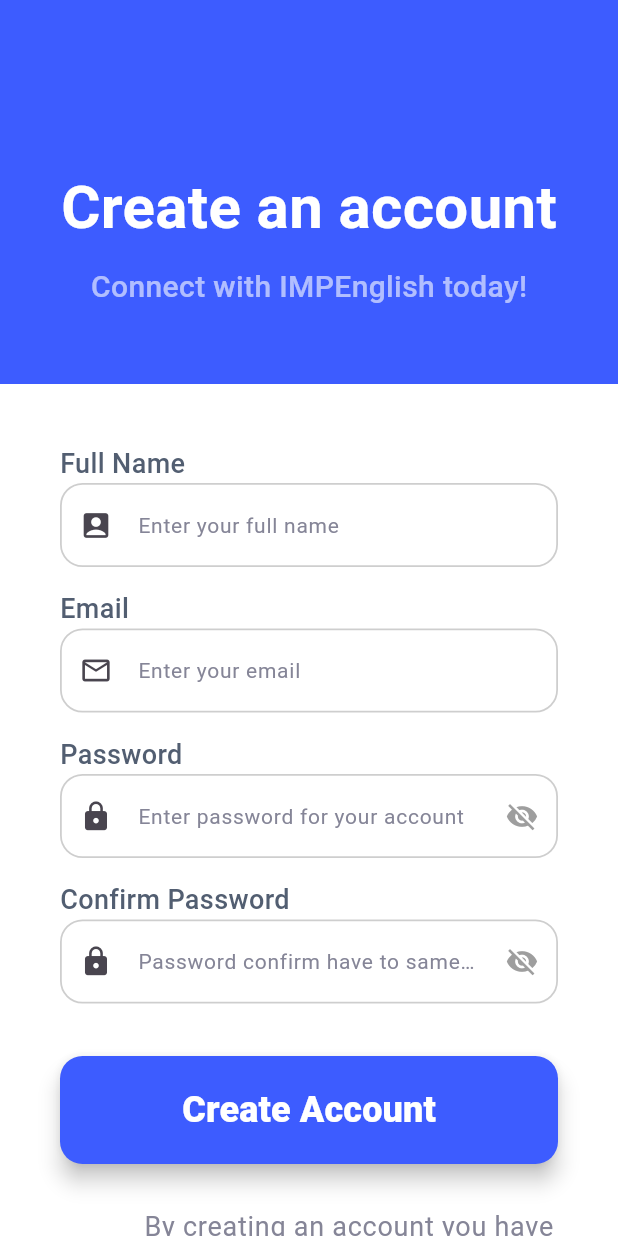
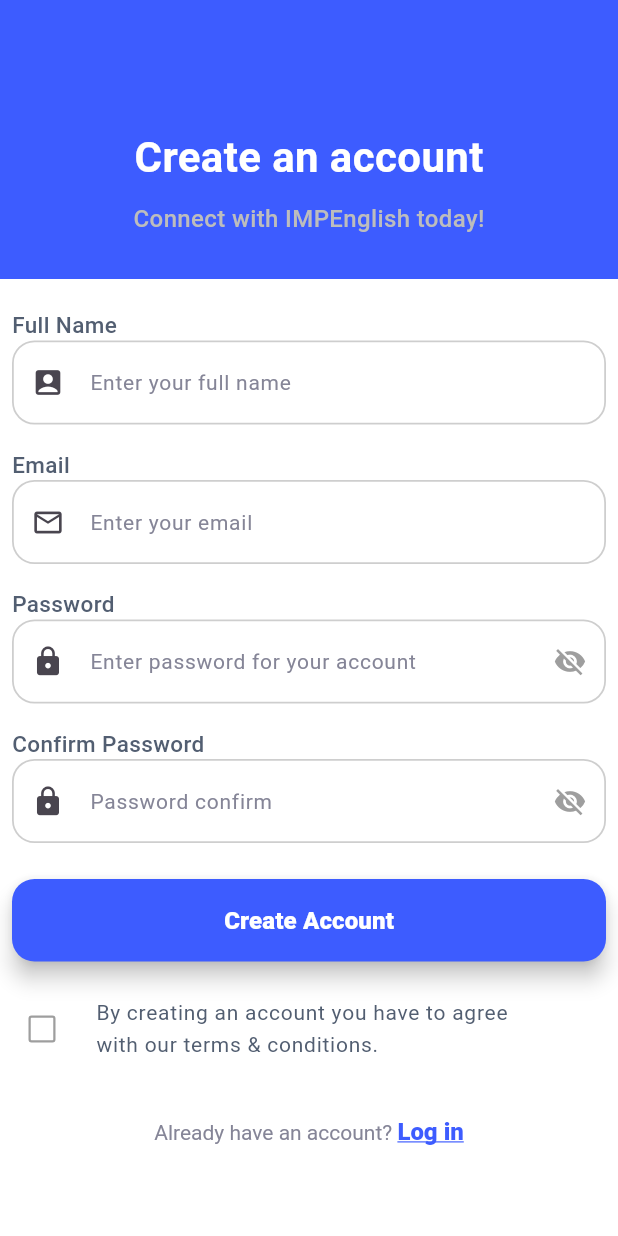
Before and after one commit to ngothanhtien/IMPENGLISH-APP-CLIENT, a Flutter app: the RegisterScreen screen opened by its route, on a phone screen of 412 x 824 dp. Run offline on Flutter 3.47's test engine with Material 3 defaults, Android fonts, the phone set to English and light mode, and no system bars; our stand-ins replace audioplayers, circular_countdown_timer, convex_bottom_bar, fl_chart, flutter_dotenv, flutter_secure_storage and 9 more; missing offline and left inert: record; accounts and stored records are empty.

Commit message:
fix: fix ui register and verify-otp

```diff
--- a/lib/component/topsnackbar/showTopSnackBar.dart
+++ b/lib/component/topsnackbar/showTopSnackBar.dart
@@ -30,7 +30,7 @@ class AppSnackBar {
                   message,
                   style: const TextStyle(
                     color: Colors.white,
-                    fontSize: 18,
+                    fontSize: 14,
                     fontWeight: FontWeight.w600,
                   ),
                   maxLines: 3,
--- a/lib/presentation/screens/login/login_screen.dart
+++ b/lib/presentation/screens/login/login_screen.dart
@@ -185,7 +185,7 @@ class _LoginScreen extends State<LoginScreen> {
                                       fontWeight: FontWeight.w800
                                     ),
                                   recognizer: TapGestureRecognizer()
-                                    ..onTap = () => context.go('/register')
+                                    ..onTap = () => context.push('/register')
                                 )
                               ]
                           )
--- a/lib/presentation/screens/register/register_screen.dart
+++ b/lib/presentation/screens/register/register_screen.dart
@@ -95,41 +95,39 @@ class _RegisterScreen extends State<RegisterScreen> {
                 child: Column(
                     children: [
                       Container(
-                        height: 200,
+                        height: 130,
                         width: double.infinity,
+                        alignment: Alignment.bottomCenter,
                         color: const Color(0xFF3D5CFF),
                         child: Column(
-                          mainAxisAlignment: MainAxisAlignment.end,
+                          mainAxisAlignment: MainAxisAlignment.center,
                           children: [
                             const Text(
                               "Create an account",
                               style: TextStyle(
-                                fontSize: 40,
+                                fontSize: 28,
                                 fontWeight: FontWeight.w600,
                                 color: Colors.white
                               ),
                             ),
                             const SizedBox(height: 10,),
-                            const Text(
+                            Text(
                               "Connect with IMPEnglish today!",
                               style: TextStyle(
-                                  fontSize: 20,
-                                  color: Colors.white60,
+                                  fontSize: 16,
+                                  color: Colors.grey.shade400,
                                   fontWeight: FontWeight.w500
                               ),
                             ),
-                            const SizedBox(height: 50,),
                           ],
                         ),
                       ),
                       // ---------- HEADER ----------
                       Padding(
-                        padding: const EdgeInsets.symmetric(
-                            horizontal: 40, vertical: 40
-                        ),
+                        padding: const EdgeInsets.all(8),
                         child: Column(
                           children: [
-                            // ---------- FORM ----------
+                            SizedBox(height: 12,),
                             Container(
                               child: Column(
                                 children: [
@@ -139,35 +137,39 @@ class _RegisterScreen extends State<RegisterScreen> {
                                     controller: fullnameController,
                                     prefixIcon: Icons.account_box,
                                     isPassword: false,
+                                    titleSize: 15,
                                   ),
-                                  const SizedBox(height: 15),
+                                  const SizedBox(height: 16),
                                   CustomTextField(
                                     nameTextField: "Email",
                                     hintText: "Enter your email",
                                     controller: emailController,
                                     prefixIcon: Icons.email_outlined,
                                     isPassword: false,
+                                    titleSize: 15,
                                   ),
-                                  const SizedBox(height: 15),
+                                  const SizedBox(height: 16),
                                   CustomTextField(
                                     nameTextField: "Password",
                                     hintText: "Enter password for your account",
                                     controller: passwordController,
                                     prefixIcon: Icons.lock,
                                     isPassword: true,
+                                    titleSize: 15,
                                   ),
-                                  const SizedBox(height: 15),
+                                  const SizedBox(height: 16),
                                   CustomTextField(
                                     nameTextField: "Confirm Password",
-                                    hintText: "Password confirm have to same with password",
+                                    hintText: "Password confirm",
                                     controller: confirmPasswordController,
                                     prefixIcon: Icons.lock,
                                     isPassword: true,
+                                    titleSize: 15,
                                   ),
-                                  const SizedBox(height: 35),
+                                  const SizedBox(height: 24),
                                   SizedBox(
                                     width: double.infinity,
-                                    height: 72,
+                                    height: 55,
                                     child: ElevatedButton(
                                       onPressed: _isLoading ? null : _handlerRegister,
                                       style: ElevatedButton.styleFrom(
@@ -180,14 +182,14 @@ class _RegisterScreen extends State<RegisterScreen> {
                                       child: const Text(
                                         "Create Account",
                                         style: TextStyle(
-                                          fontSize: 24,
+                                          fontSize: 16,
                                           color: Colors.white,
                                           fontWeight: FontWeight.w800,
                                         ),
                                       ),
                                     ),
                                   ),
-                                  const SizedBox(height: 20),
+                                  const SizedBox(height: 16),
                                   SizedBox(
                                     width: double.infinity,
                                     child: CheckboxListTile(
@@ -200,8 +202,8 @@ class _RegisterScreen extends State<RegisterScreen> {
                                       title: const Text(
                                         "By creating an account you have to agree\nwith our terms & conditions.",
                                         style: TextStyle(
-                                          fontSize: 18,
-                                          color: Color(0xFF858597),
+                                          fontSize: 14,
+                                          color: const Color(0xFF525E71),
                                         ),
                                       ),
                                       controlAffinity: ListTileControlAffinity.leading,
@@ -221,19 +223,19 @@ class _RegisterScreen extends State<RegisterScreen> {
                                           text: "Already have an account? ",
                                           style: TextStyle(
                                             color: Color(0xFF858597),
-                                            fontSize: 19,
+                                            fontSize: 14,
                                           ),
                                         ),
                                         TextSpan(
                                           text: "Log in",
                                           style: const TextStyle(
-                                            fontSize: 20,
+                                            fontSize: 16,
                                             color: Color(0xFF3D5CFF),
                                             fontWeight: FontWeight.w800,
                                             decoration: TextDecoration.underline,
                                           ),
                                           recognizer: TapGestureRecognizer()
-                                            ..onTap = () => context.go('/login'),
+                                            ..onTap = () => context.pop(),
                                         ),
                                       ],
                                     ),
```
Also changed, not shown: lib/component/otp-verify/custom_otp_field.dart (+9 -5 lines), lib/presentation/screens/verify-otp/verify_otp_screen.dart (+29 -18 lines).
